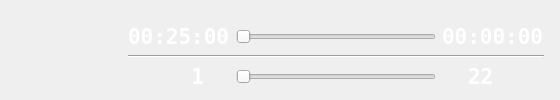
olabini/open-pdf-presenter, file ui/controlbar.ui: the form before one commit.
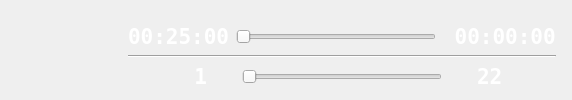
The form after the commit. Icons and pictures are not drawn.

```diff
--- a/ui/controlbar.ui
+++ b/ui/controlbar.ui
@@ -371,7 +371,7 @@
              <string notr="true">background: none; color: white;</string>
             </property>
             <property name="text">
-             <string>00:00:00</string>
+			 <string> 00:00:00</string>
             </property>
            </widget>
           </item>
```
Lines whose indentation alone changed are shown as unchanged.
